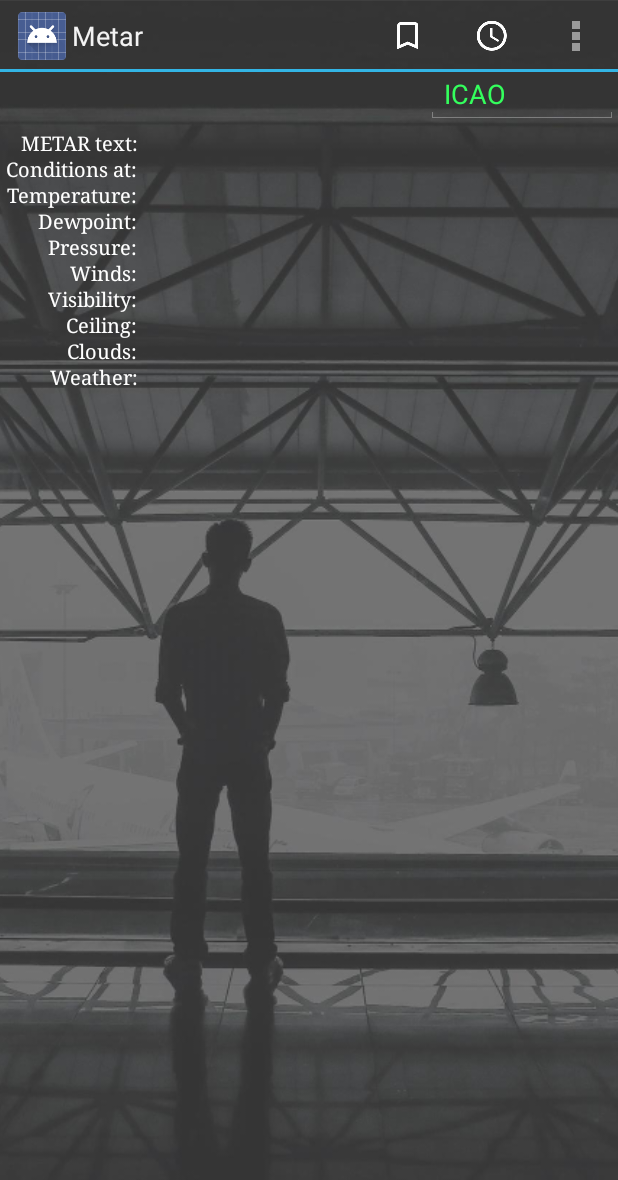
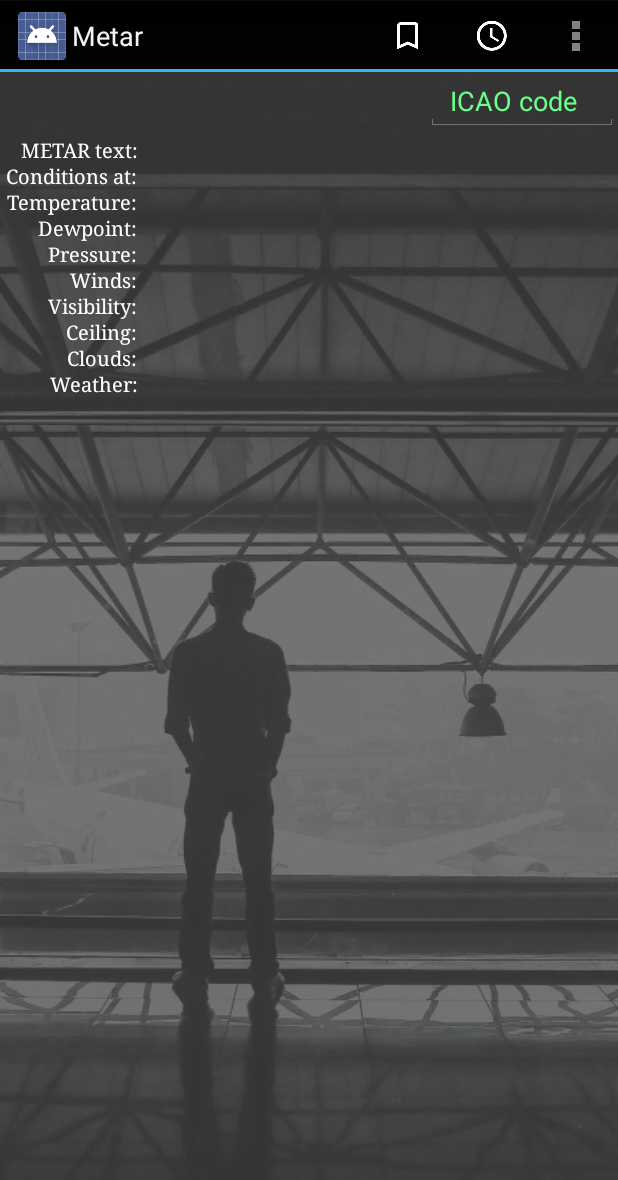
Before and after one commit to MorkovkAs/Metar, an Android app: the screen it shows after launch (MainActivity), on a phone screen of 412 x 824 dp. Shown: the top 1180 px of the screen. Run offline under Robolectric (Android 15) with nearby library versions, the phone set to English and light mode, and no system bars.

Commit message:
Reverse order in list. Added russian locale

```diff
--- a/app/src/main/AndroidManifest.xml
+++ b/app/src/main/AndroidManifest.xml
@@ -9,7 +9,7 @@
         android:allowBackup="true"
         android:icon="@mipmap/ic_launcher"
         android:label="@string/app_name"
-        android:theme="@style/MyActionBarTheme">
+        android:theme="@style/MyTheme">
         <activity
             android:name=".MainActivity"
             android:label="@string/app_name">
--- a/app/src/main/java/com/antonklimakov/metar/MainActivity.java
+++ b/app/src/main/java/com/antonklimakov/metar/MainActivity.java
@@ -5,7 +5,6 @@ import android.app.AlertDialog;
 import android.content.Context;
 import android.content.DialogInterface;
 import android.content.Intent;
-import android.content.res.Resources;
 import android.net.Uri;
 import android.os.Bundle;
 import android.os.StrictMode;
@@ -56,13 +55,6 @@ public class MainActivity extends Activity {
         savedPreference = new SavedPreference();
 
         swipeRefreshLayout = findViewById(R.id.swipe);
-        Resources resources = getResources();
-        int resourceId = resources.getIdentifier("navigation_bar_height", "dimen", "android");
-        if (resourceId > 0) {
-            swipeRefreshLayout.setProgressViewOffset(true, 0, resources.getDimensionPixelSize(resourceId));
-        } else {
-            swipeRefreshLayout.setProgressViewOffset(false, 0, 50);
-        }
         swipeRefreshLayout.setColorSchemeResources(R.color.blue, R.color.green, R.color.view_divider_color);
         swipeRefreshLayout.setOnRefreshListener(new SwipeRefreshLayout.OnRefreshListener() {
             @Override
@@ -92,9 +84,6 @@ public class MainActivity extends Activity {
 
             @Override
             public void beforeTextChanged(CharSequence s, int start, int count, int after) {
-                //if (s.length() > 0) {
-                //    length = s.length();
-                //}
             }
 
             @Override
@@ -199,7 +188,7 @@ public class MainActivity extends Activity {
             runOnUiThread(new Runnable() {
                 @Override
                 public void run() {
-                    Toast.makeText(getApplicationContext(), "Failed to update", Toast.LENGTH_SHORT).show();
+                    Toast.makeText(getApplicationContext(), R.string.failed_to_update, Toast.LENGTH_SHORT).show();
                 }
             });
             stopRefreshing();
@@ -219,10 +208,10 @@ public class MainActivity extends Activity {
 
     private void refreshMetar() {
         if (textICAO.length() == 4) {
-            Toast.makeText(this, "" + textICAO + " is refreshing", Toast.LENGTH_SHORT).show();
+            Toast.makeText(this, "" + textICAO + getString(R.string.metar_is_refreshing), Toast.LENGTH_SHORT).show();
             editTextICAO.setText(textICAO);
         } else {
-            Toast.makeText(this, "Nothing to refresh.", Toast.LENGTH_SHORT).show();
+            Toast.makeText(this, R.string.nothing_to_refresh, Toast.LENGTH_SHORT).show();
             stopRefreshing();
         }
     }
@@ -263,7 +252,7 @@ public class MainActivity extends Activity {
                     }
                     invalidateOptionsMenu();
                 } else {
-                    Toast.makeText(this, "Nothing to add to Favorites.", Toast.LENGTH_SHORT).show();
+                    Toast.makeText(this, R.string.nothing_to_add_to_favorites, Toast.LENGTH_SHORT).show();
                 }
                 return true;
             case R.id.unset_bookmark:
@@ -326,7 +315,7 @@ public class MainActivity extends Activity {
                 Intent email = new Intent(Intent.ACTION_SEND);
                 email.putExtra(Intent.EXTRA_EMAIL, new String[]{"anton.android.apps@gmail.com"});
                 email.setType("message/rfc822");
-                startActivity(Intent.createChooser(email, "Choose an Email client:"));
+                startActivity(Intent.createChooser(email, getString(R.string.choose_mail_client)));
             }
         });
 
--- a/app/src/main/java/com/antonklimakov/metar/TabbedActivity.java
+++ b/app/src/main/java/com/antonklimakov/metar/TabbedActivity.java
@@ -22,17 +22,21 @@ public class TabbedActivity extends Activity implements ActionBar.TabListener {
         setContentView(R.layout.activity_tabbed);
         ActionBar bar = getActionBar();
 
+        if (bar != null) {
             bar.setNavigationMode(ActionBar.NAVIGATION_MODE_TABS);
 
             ActionBar.Tab tab = bar.newTab();
-        tab.setText("Favorite");
+            tab.setText(getString(R.string.favorite));
             tab.setTabListener(this);
+            tab.setTag("Favorite");
             bar.addTab(tab);
 
             tab = bar.newTab();
-        tab.setText("History");
+            tab.setText(getString(R.string.history));
             tab.setTabListener(this);
+            tab.setTag("History");
             bar.addTab(tab);
+        }
 
     }
 
@@ -42,7 +46,7 @@ public class TabbedActivity extends Activity implements ActionBar.TabListener {
 
     @Override
     public void onTabSelected(Tab tab, FragmentTransaction ft) {
-        switch (tab.getText().toString()) {
+        switch (tab.getTag().toString()) {
             case "History":
                 airportListFragment = new AirportListFragment();
                 switchContent(airportListFragment, ft, AirportListFragment.ARG_ITEM_ID);
--- a/app/src/main/java/com/antonklimakov/metar/utils/SavedPreference.java
+++ b/app/src/main/java/com/antonklimakov/metar/utils/SavedPreference.java
@@ -28,7 +28,7 @@ public class SavedPreference {
         if (items == null) {
             items = new ArrayList<>();
         }
-        items.add(item);
+        items.add(0, item);
         saveItems(context, prefsName, items);
     }
 
--- a/app/src/main/res/layout/activity_main.xml
+++ b/app/src/main/res/layout/activity_main.xml
@@ -31,12 +31,14 @@
             android:layout_alignParentTop="true"
             android:digits="abcdefghijklmnopqrstuvwxyzABCDEFGHIJKLMNOPQRSTUVWXYZ"
             android:ems="6"
-            android:hint="ICAO"
+            android:hint="@string/icao_code"
             android:maxLength="4"
+            android:paddingLeft="@dimen/activity_horizontal_margin"
             android:paddingRight="@dimen/activity_horizontal_margin"
-            android:paddingTop="@dimen/activity_under_action_bar"
+            android:paddingEnd="@dimen/activity_horizontal_margin"
             android:textColor="@color/green"
-            android:textColorHint="@color/green" />
+            android:textColorHint="@color/green_hint"
+            android:layout_alignParentEnd="true" />
 
         <TableLayout
             android:id="@+id/tableLayout"
@@ -54,8 +56,8 @@
 
                 <TextView
                     android:id="@+id/TextView1"
-                    android:gravity="right"
-                    android:text="METAR text:"
+                    android:gravity="end"
+                    android:text="@string/metar_text"
                     android:textColor="@color/text_color"
                     android:textSize="13sp"
                     android:typeface="serif" />
@@ -63,6 +65,8 @@
                 <TextView
                     android:id="@+id/textViewMetar"
                     android:paddingLeft="5dip"
+                    android:paddingStart="5dip"
+                    android:paddingEnd="5dip"
                     android:textColor="@color/text_color"
                     android:textSize="13sp"
                     android:typeface="serif" />
@@ -76,8 +80,8 @@
 
                 <TextView
                     android:id="@+id/TextView2"
-                    android:gravity="right"
-                    android:text="Conditions at:"
+                    android:gravity="end"
+                    android:text="@string/conditions_at"
                     android:textColor="@color/text_color"
                     android:textSize="13sp"
                     android:typeface="serif" />
@@ -85,6 +89,8 @@
                 <TextView
                     android:id="@+id/textViewConditions"
                     android:paddingLeft="5dip"
+                    android:paddingStart="5dip"
+                    android:paddingEnd="5dip"
                     android:textColor="@color/text_color"
                     android:textSize="13sp"
                     android:typeface="serif" />
@@ -98,8 +104,8 @@
 
                 <TextView
                     android:id="@+id/TextView3"
-                    android:gravity="right"
-                    android:text="Temperature:"
+                    android:gravity="end"
+                    android:text="@string/temperature"
                     android:textColor="@color/text_color"
                     android:textSize="13sp"
                     android:typeface="serif" />
@@ -107,6 +113,8 @@
                 <TextView
                     android:id="@+id/textViewTemperature"
                     android:paddingLeft="5dip"
+                    android:paddingStart="5dip"
+                    android:paddingEnd="5dip"
                     android:textColor="@color/text_color"
                     android:textSize="13sp"
                     android:typeface="serif" />
@@ -120,8 +128,8 @@
 
                 <TextView
                     android:id="@+id/TextView4"
-                    android:gravity="right"
-                    android:text="Dewpoint:"
+                    android:gravity="end"
+                    android:text="@string/dewpoint"
                     android:textColor="@color/text_color"
                     android:textSize="13sp"
                     android:typeface="serif" />
@@ -129,6 +137,8 @@
                 <TextView
                     android:id="@+id/textViewDewpoint"
                     android:paddingLeft="5dip"
+                    android:paddingStart="5dip"
+                    android:paddingEnd="5dip"
                     android:textColor="@color/text_color"
                     android:textSize="13sp"
                     android:typeface="serif" />
@@ -142,8 +152,8 @@
 
                 <TextView
                     android:id="@+id/TextView5"
-                    android:gravity="right"
-                    android:text="Pressure:"
+                    android:gravity="end"
+                    android:text="@string/pressure"
                     android:textColor="@color/text_color"
                     android:textSize="13sp"
                     android:typeface="serif" />
@@ -151,6 +161,8 @@
                 <TextView
                     android:id="@+id/textViewPressure"
                     android:paddingLeft="5dip"
+                    android:paddingStart="5dip"
+                    android:paddingEnd="5dip"
                     android:textColor="@color/text_color"
                     android:textSize="13sp"
                     android:typeface="serif" />
@@ -164,8 +176,8 @@
 
                 <TextView
                     android:id="@+id/TextView6"
-                    android:gravity="right"
-                    android:text="Winds:"
+                    android:gravity="end"
+                    android:text="@string/winds"
                     android:textColor="@color/text_color"
                     android:textSize="13sp"
                     android:typeface="serif" />
@@ -173,6 +185,8 @@
                 <TextView
                     android:id="@+id/textViewWinds"
                     android:paddingLeft="5dip"
+                    android:paddingStart="5dip"
+                    android:paddingEnd="5dip"
                     android:textColor="@color/text_color"
                     android:textSize="13sp"
                     android:typeface="serif" />
@@ -186,8 +200,8 @@
 
                 <TextView
                     android:id="@+id/TextView7"
-                    android:gravity="right"
-                    android:text="Visibility:"
+                    android:gravity="end"
+                    android:text="@string/visibility"
                     android:textColor="@color/text_color"
                     android:textSize="13sp"
                     android:typeface="serif" />
@@ -195,6 +209,8 @@
                 <TextView
                     android:id="@+id/textViewVisibility"
                     android:paddingLeft="5dip"
+                    android:paddingStart="5dip"
+                    android:paddingEnd="5dip"
                     android:textColor="@color/text_color"
                     android:textSize="13sp"
                     android:typeface="serif" />
@@ -208,8 +224,8 @@
 
                 <TextView
                     android:id="@+id/TextView8"
-                    android:gravity="right"
-                    android:text="Ceiling:"
+                    android:gravity="end"
+                    android:text="@string/ceiling"
                     android:textColor="@color/text_color"
                     android:textSize="13sp"
                     android:typeface="serif" />
@@ -217,6 +233,8 @@
                 <TextView
                     android:id="@+id/textViewCeiling"
                     android:paddingLeft="5dip"
+                    android:paddingStart="5dip"
+                    android:paddingEnd="5dip"
                     android:textColor="@color/text_color"
                     android:textSize="13sp"
                     android:typeface="serif" />
@@ -230,8 +248,8 @@
 
                 <TextView
                     android:id="@+id/TextView9"
-                    android:gravity="right"
-                    android:text="Clouds:"
+                    android:gravity="end"
+                    android:text="@string/clouds"
                     android:textColor="@color/text_color"
                     android:textSize="13sp"
                     android:typeface="serif" />
@@ -239,6 +257,8 @@
                 <TextView
                     android:id="@+id/textViewClouds"
                     android:paddingLeft="5dip"
+                    android:paddingStart="5dip"
+                    android:paddingEnd="5dip"
                     android:textColor="@color/text_color"
                     android:textSize="13sp"
                     android:typeface="serif" />
@@ -252,8 +272,8 @@
 
                 <TextView
                     android:id="@+id/TextView10"
-                    android:gravity="right"
-                    android:text="Weather:"
+                    android:gravity="end"
+                    android:text="@string/weather"
                     android:textColor="@color/text_color"
                     android:textSize="13sp"
                     android:typeface="serif" />
@@ -261,6 +281,8 @@
                 <TextView
                     android:id="@+id/textViewWeather"
                     android:paddingLeft="5dip"
+                    android:paddingStart="5dip"
+                    android:paddingEnd="5dip"
                     android:textColor="@color/text_color"
                     android:textSize="13sp"
                     android:typeface="serif" />
--- a/app/src/main/res/layout/activity_tabbed.xml
+++ b/app/src/main/res/layout/activity_tabbed.xml
@@ -21,7 +21,7 @@
     <FrameLayout
         android:id="@+id/content_frame"
         android:layout_width="match_parent"
-        android:layout_height="match_parent"
-        android:paddingTop="@dimen/activity_under_tabs" />
+        android:layout_height="match_parent" />
+    <!--android:paddingTop="?android:attr/actionBarSize" />-->
 
 </RelativeLayout>
--- a/app/src/main/res/values/colors.xml
+++ b/app/src/main/res/values/colors.xml
@@ -3,9 +3,15 @@
     <color name="text_color">#ffffff</color>
 
     <color name="green">#34ff5d</color>
+    <color name="green_hint">#6aff88</color>
     <color name="blue">#33b5e5</color>
 
     <color name="transparent">#00000000</color>
     <color name="airport_list_item_bg">#5b5959</color>
     <color name="view_divider_color">#898989</color>
+
+    <color name="action_bar_background_color">#343434</color>
+    <color name="colorPrimary">#ffffff</color>
+    <color name="colorPrimaryDark">#ba1637</color>
+    <color name="colorAccent">#d4d70c</color>
 </resources>
--- a/app/src/main/res/values/strings.xml
+++ b/app/src/main/res/values/strings.xml
@@ -1,5 +1,5 @@
 <resources>
-    <string name="app_name">Metar</string>
+    <string name="app_name" translatable="false">Metar</string>
 
     <string name="refresh">Refresh</string>
     <string name="set_bookmark">Add to favorites</string>
@@ -23,5 +23,22 @@
     <string name="dialog_email_title">Do you want to send an email to the developer?</string>
     <string name="yes">Yes</string>
     <string name="no">No</string>
-    <string name="mail">Choose an Email client:</string>
+    <string name="choose_mail_client">Choose an Email client:</string>
+
+    <string name="icao_code">ICAO code</string>
+    <string name="metar_text">METAR text:</string>
+    <string name="conditions_at">Conditions at:</string>
+    <string name="temperature">Temperature:</string>
+    <string name="dewpoint">Dewpoint:</string>
+    <string name="pressure">Pressure:</string>
+    <string name="winds">Winds:</string>
+    <string name="visibility">Visibility:</string>
+    <string name="ceiling">Ceiling:</string>
+    <string name="clouds">Clouds:</string>
+    <string name="weather">Weather:</string>
+
+    <string name="failed_to_update">Failed to update</string>
+    <string name="nothing_to_refresh">Nothing to refresh.</string>
+    <string name="metar_is_refreshing">is refreshing</string>
+    <string name="nothing_to_add_to_favorites">Nothing to add to Favorites</string>
 </resources>
--- a/app/src/main/res/values/styles.xml
+++ b/app/src/main/res/values/styles.xml
@@ -1,9 +1,17 @@
 <resources>
 
     <!-- the theme applied to the application or activity -->
-    <style name="MyActionBarTheme"
-        parent="@android:style/Theme.Holo">
-        <item name="android:windowActionBarOverlay">true</item>
-        <!-- Нужно не забыть, что поле ICAO опущено вниз. По идее на высоту ActionBar. Portrait	48 dp, Landscape 40 dp, Tablet 56 dp - размеры ActionBar.-->
+    <style name="MyTheme" parent="@android:style/Theme.Holo">
+        <!--<item name="android:actionBarStyle">@style/ActionBar</item>-->
     </style>
+
+    <!--<style name="ActionBar" parent="android:Widget.Holo.ActionBar">
+        <item name="android:background">@color/action_bar_background_color</item>
+        <item name="android:actionBarTabStyle">@style/MyActionBarTabs</item>
+    </style>
+
+    <style name="MyActionBarTabs" parent="android:style/Widget.Holo.ActionBar.TabView">
+        <item name="android:background">@color/green</item>
+        <item name="android:actionBarDivider">@color/blue</item>
+    </style>-->
 </resources>
```
Also changed, not shown: 2 other files. Lines whose indentation alone changed are shown as unchanged.
